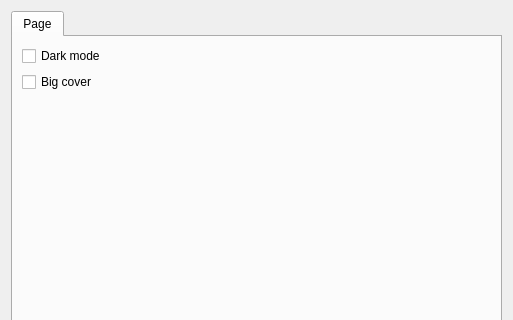
The window that src/GUI/Preferences/UiPreferences/GUI_UiPreferences.ui (Inferno214221/sayonara-player) describes before a commit, drawn with Qt 5; both pictures show x 0 to 513 and y 0 to 320 of the 513 by 554 pixel window.
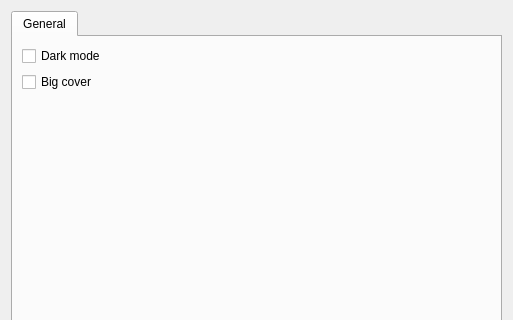
The same window after the commit.

The edit to the form file:
```diff
--- a/src/GUI/Preferences/UiPreferences/GUI_UiPreferences.ui
+++ b/src/GUI/Preferences/UiPreferences/GUI_UiPreferences.ui
@@ -21,7 +21,7 @@
      </property>
      <widget class="QWidget" name="tab">
       <attribute name="title">
-       <string notr="true">Page</string>
+       <string notr="true">General</string>
       </attribute>
       <layout class="QGridLayout" name="gridLayout_4">
        <item row="1" column="0">
```
Left out of the diff: 2 changed lines with no effect on the pictures.
